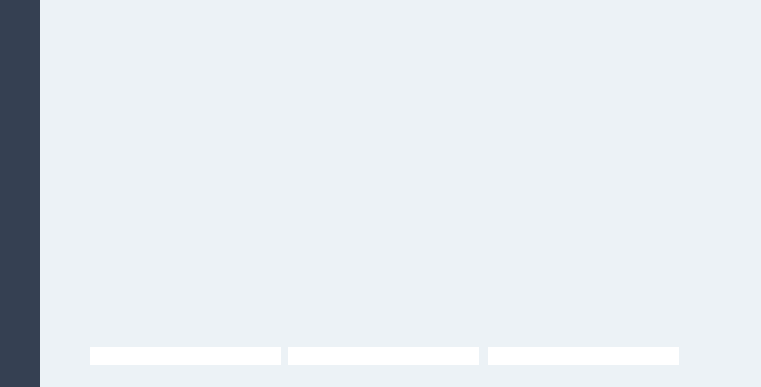
Above: MVP/progetto_p2/GUI/ui_user.ui from Giorat/LifeFit---progetto-P2 before the change; both pictures show x 220 to 981 and y 513 to 900 of the 1200 by 900 pixel window. Below: the same form after it.
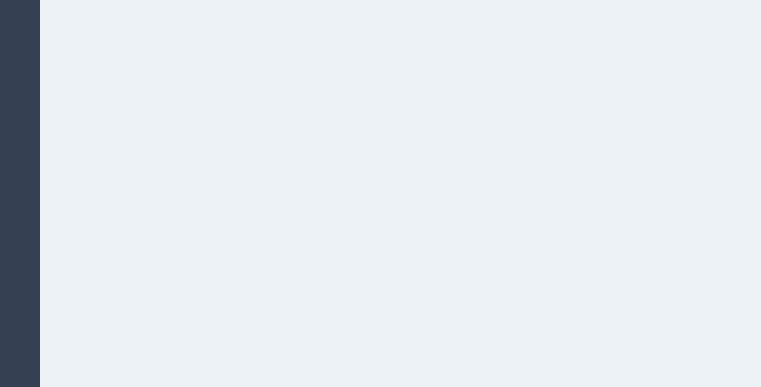
That is the form after the change. Icons and pictures are not drawn. Custom widgets are drawn as their Qt base class.

The edit to the form file:
```diff
--- a/MVP/progetto_p2/GUI/ui_user.ui
+++ b/MVP/progetto_p2/GUI/ui_user.ui
@@ -487,7 +487,7 @@
      <property name="geometry">
       <rect>
        <x>40</x>
-       <y>562</y>
+       <y>536</y>
        <width>601</width>
        <height>241</height>
       </rect>
@@ -496,7 +496,7 @@
       <property name="geometry">
        <rect>
         <x>408</x>
-        <y>50</y>
+        <y>45</y>
         <width>191</width>
         <height>191</height>
        </rect>
@@ -509,7 +509,7 @@
       <property name="geometry">
        <rect>
         <x>208</x>
-        <y>50</y>
+        <y>45</y>
         <width>191</width>
         <height>191</height>
        </rect>
@@ -522,7 +522,7 @@
       <property name="geometry">
        <rect>
         <x>10</x>
-        <y>50</y>
+        <y>45</y>
         <width>191</width>
         <height>191</height>
        </rect>
@@ -535,7 +535,7 @@
       <property name="geometry">
        <rect>
         <x>20</x>
-        <y>10</y>
+        <y>5</y>
         <width>131</width>
         <height>41</height>
        </rect>
@@ -558,7 +558,7 @@
       <property name="geometry">
        <rect>
         <x>210</x>
-        <y>10</y>
+        <y>5</y>
         <width>131</width>
         <height>41</height>
        </rect>
@@ -581,7 +581,7 @@
       <property name="geometry">
        <rect>
         <x>410</x>
-        <y>10</y>
+        <y>5</y>
         <width>201</width>
         <height>41</height>
        </rect>
@@ -1169,7 +1169,7 @@
          <x>10</x>
          <y>29</y>
          <width>551</width>
-         <height>21</height>
+         <height>22</height>
         </rect>
        </property>
        <layout class="QHBoxLayout" name="tipo_utente">
```
Left out of the diff: 4 changed lines with no effect on the pictures.
